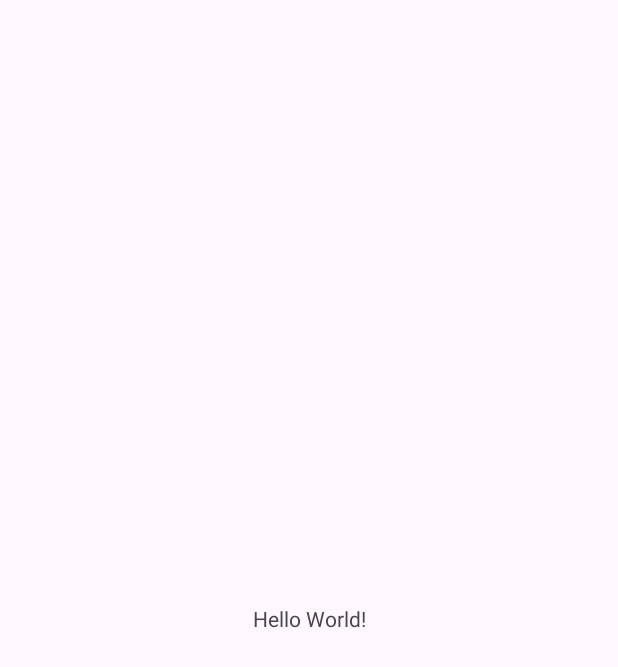
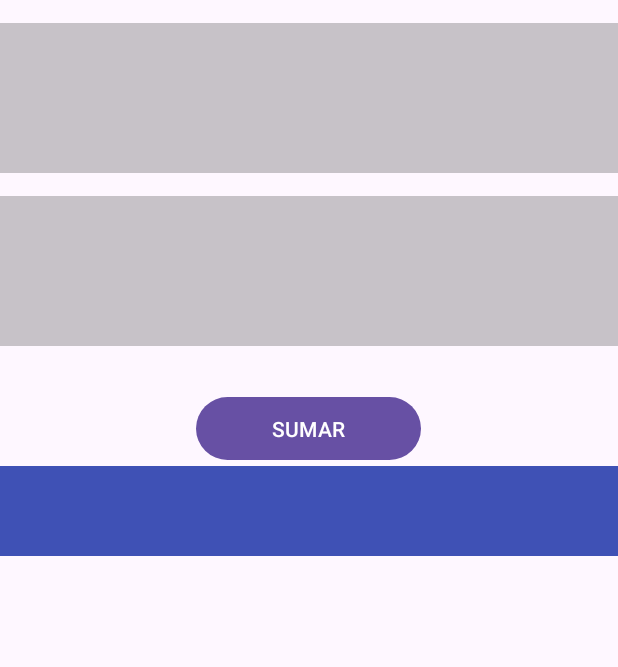
Before and after one commit to Danaet96/EjemploGit, an Android app: the screen it shows after launch (MainActivity), on a phone screen of 412 x 824 dp. Before the commit the part shown is almost empty. Shown: the top 667 px of the screen. Run offline under Robolectric (Android 15) with nearby library versions, the phone set to English and light mode, and no system bars.

Commit message:
Cree la interfaz de suma

```diff
--- a/app/src/main/res/layout/activity_main.xml
+++ b/app/src/main/res/layout/activity_main.xml
@@ -1,18 +1,41 @@
 <?xml version="1.0" encoding="utf-8"?>
-<androidx.constraintlayout.widget.ConstraintLayout xmlns:android="http://schemas.android.com/apk/res/android"
-    xmlns:app="http://schemas.android.com/apk/res-auto"
+<LinearLayout
+    xmlns:android="http://schemas.android.com/apk/res/android"
     xmlns:tools="http://schemas.android.com/tools"
     android:layout_width="match_parent"
     android:layout_height="match_parent"
+    android:orientation="vertical"
     tools:context=".MainActivity">
 
     <TextView
-        android:layout_width="wrap_content"
-        android:layout_height="wrap_content"
-        android:text="Hello World!"
-        app:layout_constraintBottom_toBottomOf="parent"
-        app:layout_constraintEnd_toEndOf="parent"
-        app:layout_constraintStart_toStartOf="parent"
-        app:layout_constraintTop_toTopOf="parent" />
+        android:layout_marginTop="15sp"
+        android:id="@+id/tv1"
+        android:background="@color/cardview_shadow_start_color"
+        android:layout_width="match_parent"
+        android:layout_height="100sp">
 
-</androidx.constraintlayout.widget.ConstraintLayout>
+    </TextView>
+    <TextView
+        android:layout_marginTop="15dp"
+        android:id="@+id/tv2"
+        android:background="@color/cardview_shadow_start_color"
+        android:layout_width="match_parent"
+        android:layout_height="100sp">
+    </TextView>
+
+    <Button
+        android:layout_gravity="center"
+        android:layout_marginTop="30sp"
+        android:layout_width="150sp"
+        android:layout_height="50sp"
+        android:text="SUMAR">
+    </Button>
+
+    <TextView
+        android:background="#3F51B5"
+        android:layout_width="match_parent"
+        android:layout_height="60sp">
+
+    </TextView>
+
+</LinearLayout>
```
